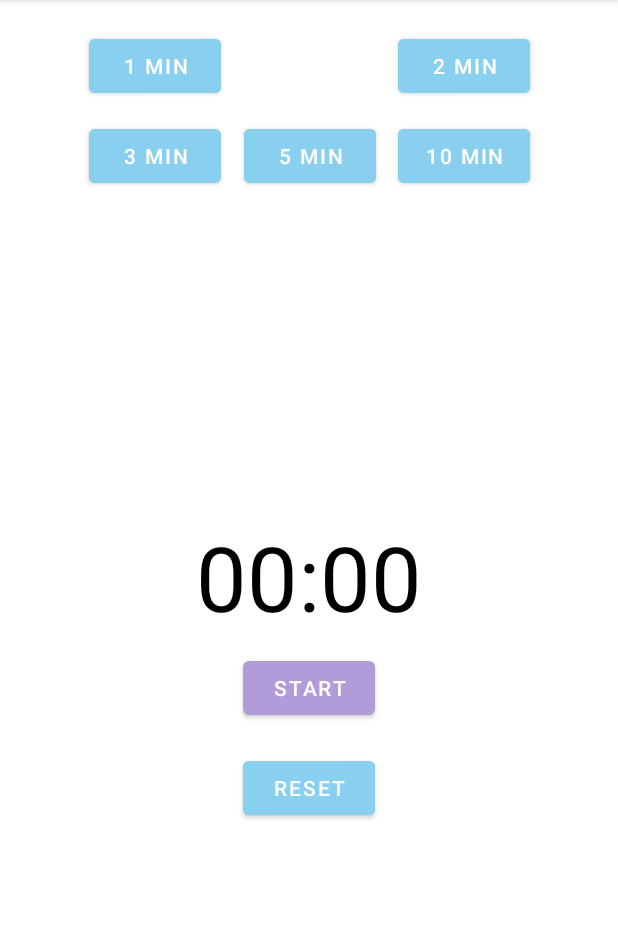
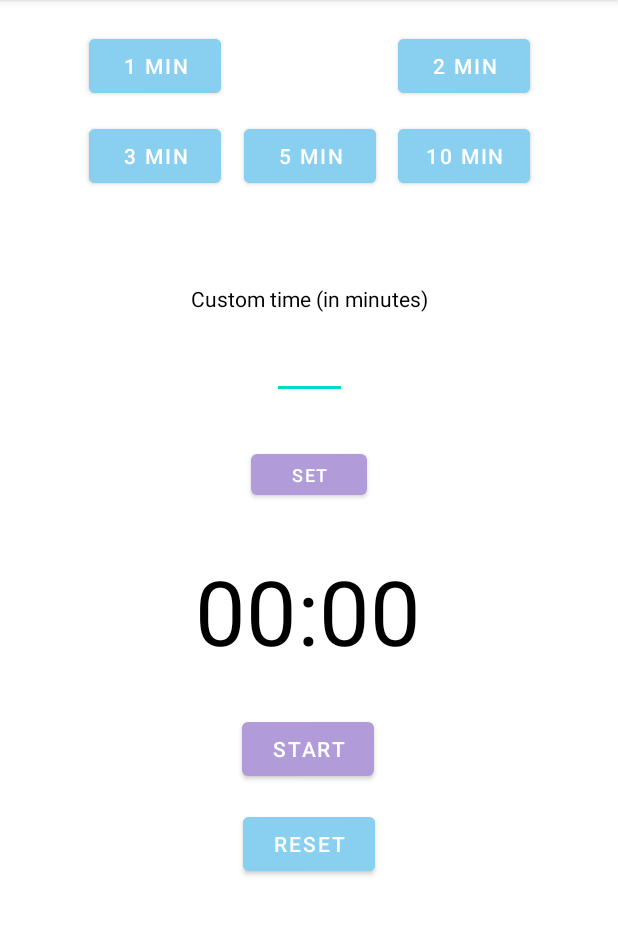
Before and after one commit to omansh-arora/Parent-app, an Android app: the TimerScreen screen opened directly, with no data from a screen before it, on a phone screen of 412 x 824 dp, the part 84-1019 px from its top. Run offline under Robolectric (Android 15) with nearby library versions, the phone set to English and light mode, and no system bars.

Commit message:
Added time entry box

```diff
--- a/app/src/main/java/com/example/parentapp/UI/MainActivity.java
+++ b/app/src/main/java/com/example/parentapp/UI/MainActivity.java
@@ -2,7 +2,10 @@ package com.example.parentapp.UI;
 
 import androidx.appcompat.app.AppCompatActivity;
 
+import android.content.Intent;
 import android.os.Bundle;
+import android.view.View;
+import android.widget.Button;
 
 import com.example.parentapp.R;
 
@@ -12,5 +15,14 @@ public class MainActivity extends AppCompatActivity {
     protected void onCreate(Bundle savedInstanceState) {
         super.onCreate(savedInstanceState);
         setContentView(R.layout.activity_main);
+        Button help = (Button) findViewById(R.id.btn_mm_help);
+        help.setOnClickListener(new View.OnClickListener() {
+            @Override
+            public void onClick(View view) {
+                Intent add = new Intent(MainActivity.this, TimerScreen.class);
+                startActivity(add);
+            }
+        });
+
     }
 }
--- a/app/src/main/java/com/example/parentapp/UI/TimerScreen.java
+++ b/app/src/main/java/com/example/parentapp/UI/TimerScreen.java
@@ -6,6 +6,7 @@ import android.os.Bundle;
 import android.os.CountDownTimer;
 import android.view.View;
 import android.widget.Button;
+import android.widget.EditText;
 import android.widget.TextView;
 
 import com.example.parentapp.R;
@@ -13,7 +14,7 @@ import com.example.parentapp.R;
 import java.util.Locale;
 
 public class TimerScreen extends AppCompatActivity {
-    private static final long START_TIME_MILLIS = 600000;
+    private static long START_TIME_MILLIS = 600000;
 
     private TextView txt_countDown;
     private Button buttonStartPauseResume;
@@ -24,6 +25,10 @@ public class TimerScreen extends AppCompatActivity {
     private Button threeMin;
     private Button fiveMin;
     private Button tenMin;
+
+    private Button buttonTimeSet;
+    private EditText editSetTime;
+    private TextView TXTeditSetTime;
 
     private CountDownTimer countDownTimer;
 
@@ -46,6 +51,10 @@ public class TimerScreen extends AppCompatActivity {
         threeMin = findViewById(R.id.timer_bt_3min);
         fiveMin = findViewById(R.id.timer_bt_5min);
         tenMin = findViewById(R.id.timer_bt_10min);
+
+        buttonTimeSet = findViewById(R.id.timer_btn_setTime);
+        editSetTime = findViewById(R.id.timer_inp_timeInp);
+        TXTeditSetTime = findViewById(R.id.timer_txt_timeEnter);
 
         buttonStartPauseResume.setOnClickListener(new View.OnClickListener() {
             @Override
@@ -94,10 +103,21 @@ public class TimerScreen extends AppCompatActivity {
             }
         });
 
+        buttonTimeSet.setOnClickListener(new View.OnClickListener() {
+            @Override
+            public void onClick(View view) {
+                String minsStr = editSetTime.getText().toString();
+                int mins = Integer.parseInt(minsStr);
+                setTime(mins);
+            }
+        });
+
+
+
     }
 
     private void setTime(int i) {
-
+        START_TIME_MILLIS = (long)i*60*1000;
         timeLeftMillis = (long)i*60*1000;
         updateCountDownText();
 
@@ -134,6 +154,7 @@ public class TimerScreen extends AppCompatActivity {
         boolTimerRunning = true;
         buttonStartPauseResume.setText("pause");
         buttonReset.setVisibility(View.INVISIBLE);
+        editSetTime.setVisibility(View.INVISIBLE);
 
     }
 
@@ -154,6 +175,8 @@ public class TimerScreen extends AppCompatActivity {
         timeLeftMillis = START_TIME_MILLIS;
         updateCountDownText();
         buttonStartPauseResume.setVisibility(View.VISIBLE);
+        buttonReset.setVisibility(View.VISIBLE);
+        editSetTime.setVisibility(View.VISIBLE);
 
     }
 }
--- a/app/src/main/res/layout/activity_timer_screen.xml
+++ b/app/src/main/res/layout/activity_timer_screen.xml
@@ -15,8 +15,10 @@
         android:textSize="60sp"
         app:layout_constraintBottom_toBottomOf="parent"
         app:layout_constraintEnd_toEndOf="parent"
+        app:layout_constraintHorizontal_bias="0.498"
         app:layout_constraintStart_toStartOf="parent"
-        app:layout_constraintTop_toTopOf="parent" />
+        app:layout_constraintTop_toTopOf="parent"
+        app:layout_constraintVertical_bias="0.533" />
 
     <Button
         android:id="@+id/timer_bt_reset"
@@ -26,17 +28,19 @@
         android:text="Reset"
         app:layout_constraintBottom_toBottomOf="parent"
         app:layout_constraintEnd_toEndOf="parent"
+        app:layout_constraintHorizontal_bias="0.501"
         app:layout_constraintStart_toStartOf="parent"
         app:layout_constraintTop_toBottomOf="@+id/timer_bt_start_pause_reset"
-        app:layout_constraintVertical_bias="0.07999998" />
+        app:layout_constraintVertical_bias="0.079" />
 
     <Button
         android:id="@+id/timer_bt_start_pause_reset"
         android:layout_width="wrap_content"
         android:layout_height="wrap_content"
-        android:layout_marginTop="10dp"
+        android:layout_marginTop="28dp"
         android:text="Start"
         app:layout_constraintEnd_toEndOf="parent"
+        app:layout_constraintHorizontal_bias="0.498"
         app:layout_constraintStart_toStartOf="parent"
         app:layout_constraintTop_toBottomOf="@+id/timer_txt_timer" />
 
@@ -105,4 +109,40 @@
         app:layout_constraintGuide_end="206dp"
         app:layout_constraintHorizontal_bias="0.14"
         app:layout_constraintStart_toStartOf="parent" />
+
+    <EditText
+        android:id="@+id/timer_inp_timeInp"
+        android:layout_width="50dp"
+        android:layout_height="wrap_content"
+        android:ems="10"
+        android:inputType="number"
+        app:layout_constraintBottom_toTopOf="@+id/timer_txt_timer"
+        app:layout_constraintEnd_toEndOf="parent"
+        app:layout_constraintStart_toStartOf="parent"
+        app:layout_constraintTop_toBottomOf="@+id/timer_bt_5min"
+        app:layout_constraintVertical_bias="0.48000002" />
+
+    <TextView
+        android:id="@+id/timer_txt_timeEnter"
+        android:layout_width="wrap_content"
+        android:layout_height="wrap_content"
+        android:text="Custom time (in minutes)"
+        android:textColor="#000000"
+        app:layout_constraintBottom_toTopOf="@+id/timer_txt_timer"
+        app:layout_constraintEnd_toEndOf="parent"
+        app:layout_constraintStart_toStartOf="parent"
+        app:layout_constraintTop_toBottomOf="@+id/timer_bt_5min"
+        app:layout_constraintVertical_bias="0.28" />
+
+    <Button
+        android:id="@+id/timer_btn_setTime"
+        android:layout_width="77dp"
+        android:layout_height="39dp"
+        android:text="Set"
+        android:textAlignment="center"
+        android:textSize="12sp"
+        app:layout_constraintBottom_toTopOf="@+id/timer_txt_timer"
+        app:layout_constraintEnd_toEndOf="parent"
+        app:layout_constraintStart_toStartOf="parent"
+        app:layout_constraintTop_toBottomOf="@+id/timer_inp_timeInp" />
 </androidx.constraintlayout.widget.ConstraintLayout>
```
